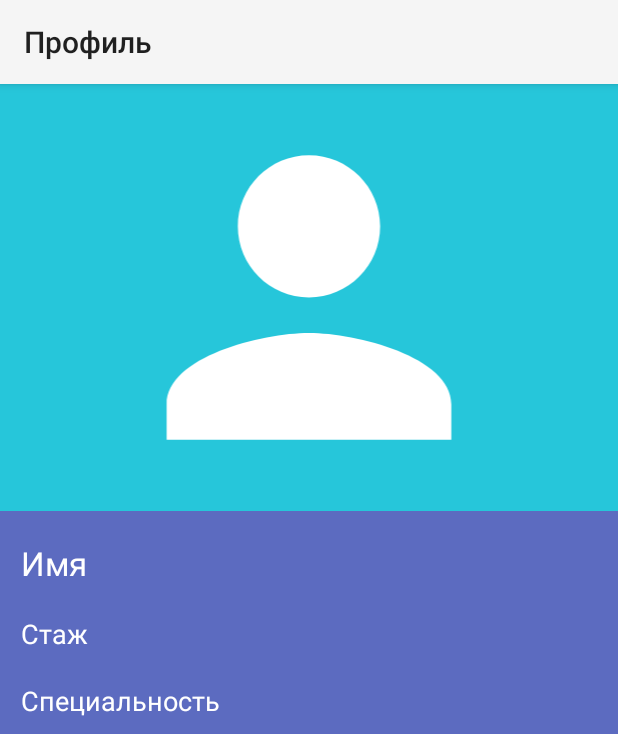
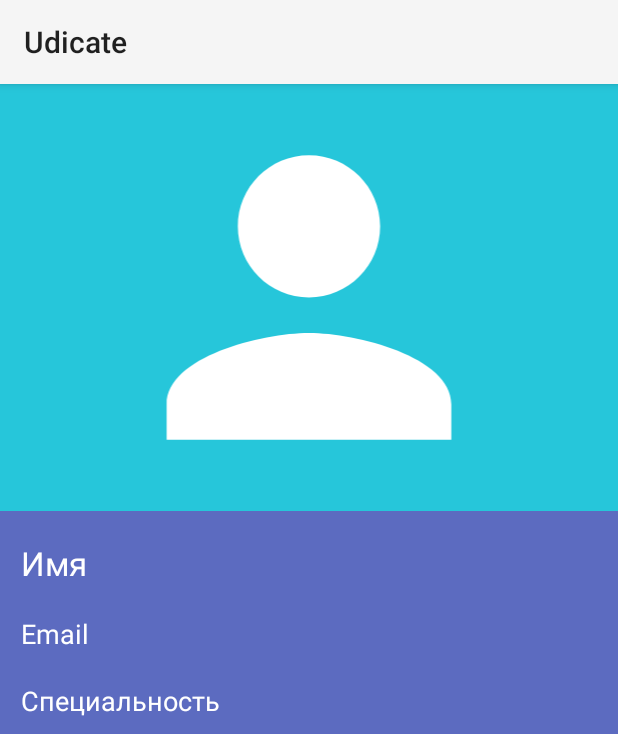
Before and after one commit to ivatar39/Udicate, an Android app: the TeacherActivity screen opened directly, with no data from a screen before it, on a phone screen of 412 x 824 dp. Shown: the top 734 px of the screen. Run offline under Robolectric (Android 15) with nearby library versions, the phone set to English and light mode, and no system bars; our stand-ins replace Firebase (no records; nobody signed in at launch, a user with empty details on screens opened directly), Picasso; pictures from the network do not load; 2 statements that could not run were skipped.

Commit message:
Final countdown +Design

```diff
--- a/app/src/main/java/com/ivlup/udicate/activity/SubjectsActivity.java
+++ b/app/src/main/java/com/ivlup/udicate/activity/SubjectsActivity.java
@@ -35,7 +35,7 @@ public class SubjectsActivity extends AppCompatActivity {
 
         subject =new Subject("Математика", false, R.drawable.division);
         subjectList.add(subject);
-        subject =new Subject("Спорт", false, R.drawable.football);
+        subject =new Subject("Спорт",false, R.drawable.football);
         subjectList.add(subject);
         subject =new Subject("Языки", false, R.drawable.language);
         subjectList.add(subject);
--- a/app/src/main/java/com/ivlup/udicate/activity/TeacherActivity.java
+++ b/app/src/main/java/com/ivlup/udicate/activity/TeacherActivity.java
@@ -22,7 +22,8 @@ public class TeacherActivity extends AppCompatActivity {
     private BottomNavigationView mBottomNav;
     private static final String SELECTED_ITEM = "arg_selected_item";
     private int mSelectedItem;
-    Fragment Organization, mProfile, mLessons;
+    private Fragment Organization, mProfile, mLessons;
+    private Toolbar myToolbar;
 
     @Override
     protected void onCreate(Bundle savedInstanceState) {
@@ -38,7 +39,7 @@ public class TeacherActivity extends AppCompatActivity {
             }
         });
 
-        Toolbar myToolbar =  findViewById(R.id.my_toolbar);
+        myToolbar =  findViewById(R.id.my_toolbar);
         setSupportActionBar(myToolbar);
 
         MenuItem selectedItem;
@@ -117,9 +118,9 @@ public class TeacherActivity extends AppCompatActivity {
     }
 
     private void updateToolbarText(CharSequence text) {
-        ActionBar actionBar = getSupportActionBar();
-        if (actionBar != null) {
-            actionBar.setTitle(text);
+
+        if (myToolbar != null) {
+            myToolbar.setTitle(text);
         }
     }
 
--- a/app/src/main/res/layout/profile_layout.xml
+++ b/app/src/main/res/layout/profile_layout.xml
@@ -43,7 +43,7 @@
             android:layout_width="match_parent"
             android:layout_height="0dp"
             android:layout_weight="1"
-            android:text="Стаж"
+            android:text="Email"
             style="@style/TextAppearance.AppCompat.Medium"/>
         <TextView
             android:id="@+id/profile_speciality"
@@ -64,7 +64,7 @@
             android:layout_width="match_parent"
             android:layout_height="0dp"
             android:layout_weight="1"
-            android:text="Место работы"
+            android:text="Место учёбы/работы"
             style="@style/TextAppearance.AppCompat.Medium"/>
         <TextView
             android:id="@+id/profile_about"
--- a/app/src/main/res/layout/subject_item.xml
+++ b/app/src/main/res/layout/subject_item.xml
@@ -27,6 +27,7 @@
                 android:layout_height="match_parent">
 
                 <ImageView
+                    android:layout_marginLeft="14dp"
                     android:id="@+id/iv_subject_image"
                     android:layout_width="80dp"
                     android:layout_height="80dp"
@@ -44,6 +45,7 @@
                     android:text="ученик"/>
 
                 <CheckBox
+                    android:layout_marginRight="4dp"
                     android:id="@+id/subject_check_box"
                     android:layout_width="wrap_content"
                     android:layout_margin="10dp"
```
Also changed, not shown: 2 other files.
